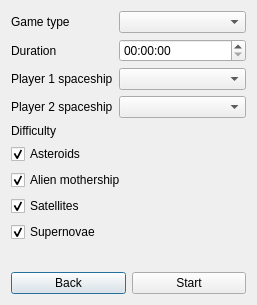
Diego999/Starfighter, file project/Starfighter/res/ui/NewGameDialog.ui: the form before one commit.
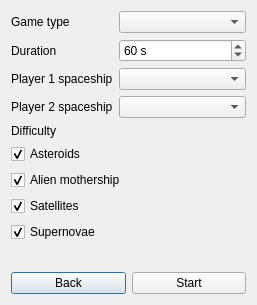
The form after the commit.

Commit message: Launch this game. Some fixes.

Diff of the .ui file:
```diff
--- a/project/Starfighter/res/ui/NewGameDialog.ui
+++ b/project/Starfighter/res/ui/NewGameDialog.ui
@@ -36,9 +36,6 @@
        </property>
       </widget>
      </item>
-     <item row="1" column="1">
-      <widget class="QTimeEdit" name="teeDuration"/>
-     </item>
      <item row="2" column="0">
       <widget class="QLabel" name="label_3">
        <property name="text">
@@ -59,6 +56,22 @@
      <item row="3" column="1">
       <widget class="QComboBox" name="cbbP2ship"/>
      </item>
+     <item row="1" column="1">
+      <widget class="QSpinBox" name="sbxDuration">
+       <property name="suffix">
+        <string> s</string>
+       </property>
+       <property name="minimum">
+        <number>1</number>
+       </property>
+       <property name="maximum">
+        <number>600</number>
+       </property>
+       <property name="value">
+        <number>60</number>
+       </property>
+      </widget>
+     </item>
     </layout>
    </item>
    <item>
```
The commit also changes 11 other files.
